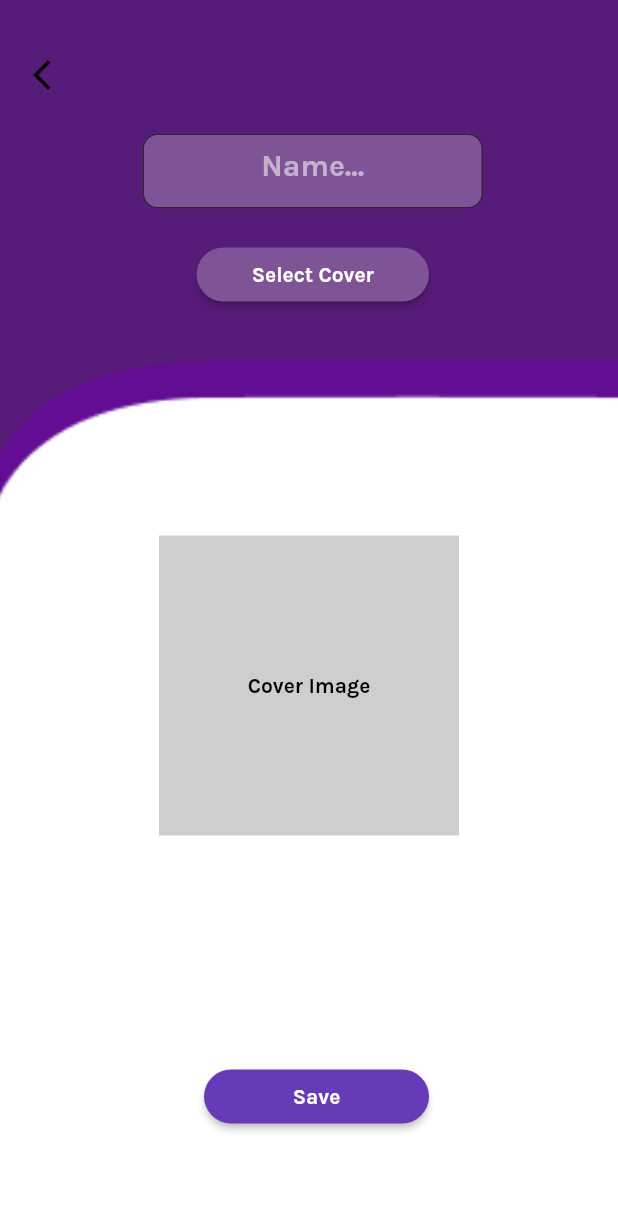
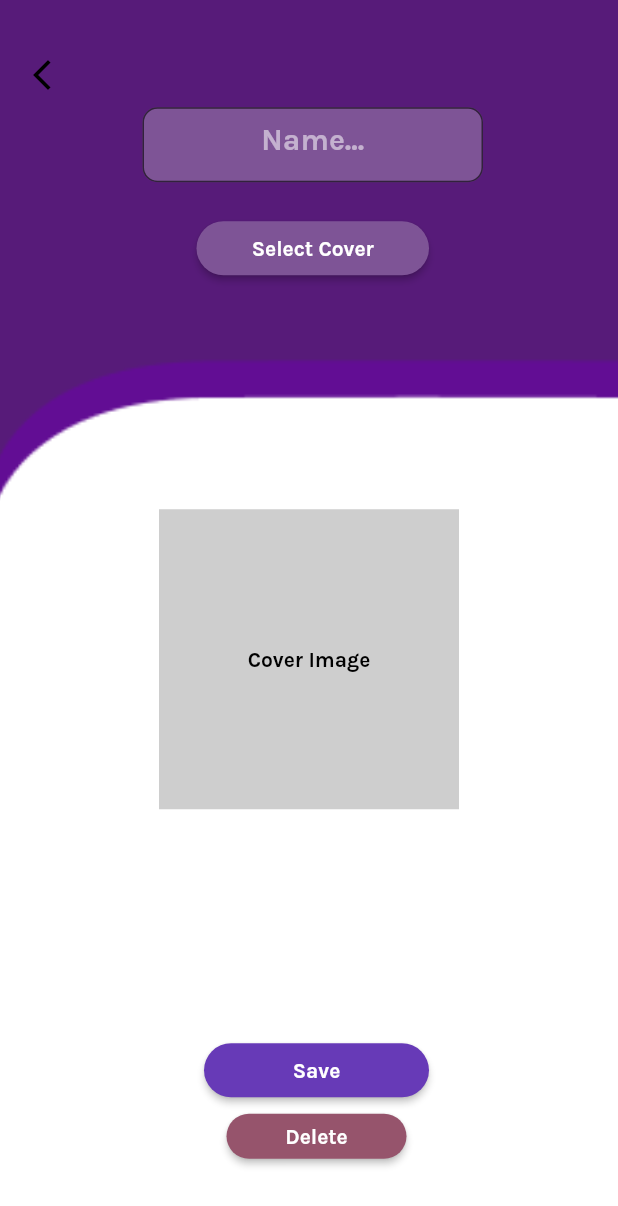
Before and after one commit to RokasStadalius/Mellowde, a Flutter app: the screen it shows after launch, on a phone screen of 412 x 824 dp. Shown: the top 1206 px of the screen. Run offline on Flutter 3.47's test engine with Material 2 defaults, Android fonts, the phone set to English and light mode, and no system bars; our stand-ins replace audio_video_progress_bar, just_audio, rxdart.

Commit message:
added playlist edit page

```diff
--- a/mellowde/lib/main.dart
+++ b/mellowde/lib/main.dart
@@ -1,5 +1,6 @@
 import 'package:flutter/material.dart';
 import 'package:mellowde/playlist_create.dart';
+import 'package:mellowde/playlist_edit.dart';
 import 'package:mellowde/song_creation_coverpic_ui.dart';
 import 'package:mellowde/song_creation_namebio_ui.dart';
 import 'package:mellowde/song_playing_ui.dart';
@@ -46,6 +47,6 @@ class _MyHomePageState extends State<MyHomePage> {
 
   @override
   Widget build(BuildContext context) {
-    return const MaterialApp(home: PlaylistCreation());
+    return const MaterialApp(home: PlaylistEdit());
   }
 }
--- /dev/null
+++ b/mellowde/lib/playlist_edit.dart
@@ -0,0 +1,124 @@
+import 'package:flutter/material.dart';
+import 'package:mellowde/image_container.dart';
+
+class PlaylistEdit extends StatefulWidget {
+  const PlaylistEdit({Key? key}) : super(key: key);
+
+  @override
+  State<PlaylistEdit> createState() => _PlaylistEditState();
+}
+
+class _PlaylistEditState extends State<PlaylistEdit> {
+  @override
+  Widget build(BuildContext context) {
+    return Scaffold(
+      extendBodyBehindAppBar: true,
+      appBar: AppBar(
+        leading: IconButton(
+          icon: const Icon(Icons.arrow_back_ios_new_sharp, color: Colors.black),
+          onPressed: () {},
+        ),
+        centerTitle: true,
+        elevation: 0.0,
+        backgroundColor: const Color(0x00000000),
+        toolbarHeight: 100,
+      ),
+      body: Stack(
+        children: [
+          Container(
+            decoration: const BoxDecoration(
+              image: DecorationImage(
+                image: AssetImage('assets/creationBG.png'),
+                fit: BoxFit.cover,
+              ),
+            ),
+          ),
+          Column(
+            mainAxisAlignment: MainAxisAlignment.center,
+            children: [
+              Container(
+                width: 300,
+                height: 70,
+                padding: const EdgeInsets.only(left: 25, right: 20, top: 20),
+                margin: const EdgeInsets.symmetric(horizontal: 70),
+                child: TextField(
+                  textAlign: TextAlign.center,
+                  decoration: InputDecoration(
+                    filled: true,
+                    fillColor: Color(0x7E5496).withOpacity(1),
+                    border: OutlineInputBorder(
+                      borderRadius: BorderRadius.circular(10),
+                      borderSide: BorderSide(
+                        color: Colors.deepPurple.withOpacity(0.15),
+                      ),
+                    ),
+                    hintStyle: const TextStyle(
+                      fontFamily: "Karla",
+                      fontSize: 20,
+                      color: Colors.white54,
+                    ),
+                    hintText: "Name...",
+                  ),
+                ),
+              ),
+              Container(
+                padding: const EdgeInsets.only(left: 25, right: 20, top: 20),
+                width: 200,
+                child: ElevatedButton(
+                  onPressed: () {},
+                  child: const Text(
+                    'Select Cover',
+                    style: TextStyle(fontFamily: "Karla"),
+                  ),
+                  style: ElevatedButton.styleFrom(
+                    shape: StadiumBorder(),
+                    backgroundColor: Color(0x7E5496).withOpacity(1),
+                  ),
+                ),
+              ),
+              Container(
+                padding: const EdgeInsets.only(left: 0, top: 150, bottom: 100),
+                child: ImageContainer(
+                  height: 200,
+                  width: 200,
+                  imagePath: "",
+                ),
+              ),
+              Container(
+                padding: const EdgeInsets.only(left: 55, right: 45, top: 50),
+                width: 250,
+                child: ElevatedButton(
+                  onPressed: () {},
+                  child: const Text(
+                    'Save',
+                    style: TextStyle(fontFamily: "Karla"),
+                  ),
+                  style: ElevatedButton.styleFrom(
+                    shape: StadiumBorder(),
+                    backgroundColor: Colors.deepPurple,
+                  ),
+                ),
+              ),
+              Container(
+                padding: const EdgeInsets.only(left: 55, right: 45, top: 5),
+                width: 220,
+                height: 35,
+                child: ElevatedButton(
+                  onPressed: () {},
+                  child: const Text(
+                    'Delete',
+                    style: TextStyle(fontFamily: "Karla"),
+                  ),
+                  style: ElevatedButton.styleFrom(
+                    shape: StadiumBorder(),
+                    backgroundColor: Color(0x96546C).withOpacity(1),
+                  ),
+                ),
+              ),
+            ],
+          ),
+        ],
+      ),
+    );
+  }
+}
```
